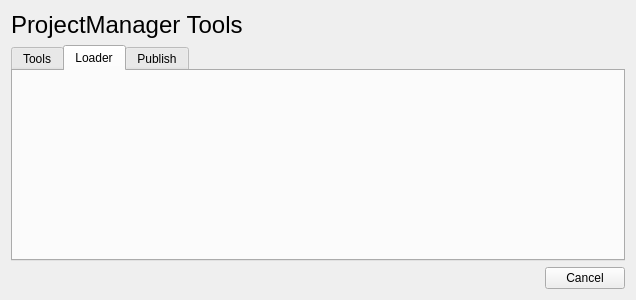
Old version of the form UI/projectmanagertools.ui in the repository ericandrsson/projManager.
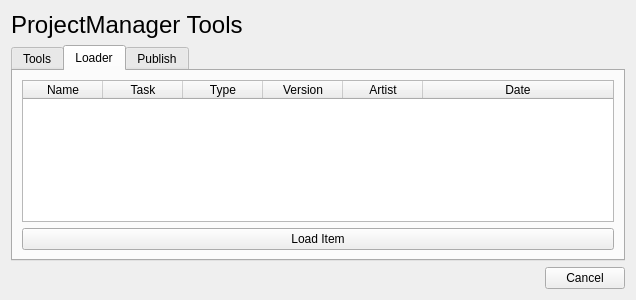
New version of the form. The open tabs and pages were chosen to show the change.

Patch:
```diff
--- a/UI/projectmanagertools.ui
+++ b/UI/projectmanagertools.ui
@@ -126,6 +126,103 @@
         <attribute name="title">
          <string>Loader</string>
         </attribute>
+        <layout class="QGridLayout" name="gridLayout_2">
+         <item row="1" column="0">
+          <widget class="QPushButton" name="loaditem_btn">
+           <property name="text">
+            <string>Load Item</string>
+           </property>
+          </widget>
+         </item>
+         <item row="0" column="0">
+          <widget class="QTableWidget" name="loaderTableWidget">
+           <property name="horizontalScrollBarPolicy">
+            <enum>Qt::ScrollBarAlwaysOff</enum>
+           </property>
+           <property name="sizeAdjustPolicy">
+            <enum>QAbstractScrollArea::AdjustToContents</enum>
+           </property>
+           <property name="autoScroll">
+            <bool>false</bool>
+           </property>
+           <property name="editTriggers">
+            <set>QAbstractItemView::NoEditTriggers</set>
+           </property>
+           <property name="selectionMode">
+            <enum>QAbstractItemView::SingleSelection</enum>
+           </property>
+           <property name="selectionBehavior">
+            <enum>QAbstractItemView::SelectRows</enum>
+           </property>
+           <property name="showGrid">
+            <bool>true</bool>
+           </property>
+           <property name="gridStyle">
+            <enum>Qt::SolidLine</enum>
+           </property>
+           <property name="cornerButtonEnabled">
+            <bool>false</bool>
+           </property>
+           <attribute name="horizontalHeaderDefaultSectionSize">
+            <number>80</number>
+           </attribute>
+           <attribute name="horizontalHeaderMinimumSectionSize">
+            <number>20</number>
+           </attribute>
+           <attribute name="horizontalHeaderShowSortIndicator" stdset="0">
+            <bool>false</bool>
+           </attribute>
+           <attribute name="horizontalHeaderStretchLastSection">
+            <bool>true</bool>
+           </attribute>
+           <attribute name="verticalHeaderVisible">
+            <bool>false</bool>
+           </attribute>
+           <attribute name="verticalHeaderCascadingSectionResizes">
+            <bool>false</bool>
+           </attribute>
+           <attribute name="verticalHeaderDefaultSectionSize">
+            <number>35</number>
+           </attribute>
+           <attribute name="verticalHeaderMinimumSectionSize">
+            <number>15</number>
+           </attribute>
+           <attribute name="verticalHeaderShowSortIndicator" stdset="0">
+            <bool>false</bool>
+           </attribute>
+           <column>
+            <property name="text">
+             <string>Name</string>
+            </property>
+           </column>
+           <column>
+            <property name="text">
+             <string>Task</string>
+            </property>
+           </column>
+           <column>
+            <property name="text">
+             <string>Type</string>
+            </property>
+           </column>
+           <column>
+            <property name="text">
+             <string>Version</string>
+            </property>
+           </column>
+           <column>
+            <property name="text">
+             <string>Artist</string>
+            </property>
+           </column>
+           <column>
+            <property name="text">
+             <string>Date</string>
+            </property>
+           </column>
+          </widget>
+         </item>
+        </layout>
        </widget>
        <widget class="QWidget" name="publish_tab">
         <attribute name="title">
```
Left out of the diff: 23 changed lines with no effect on the pictures.
